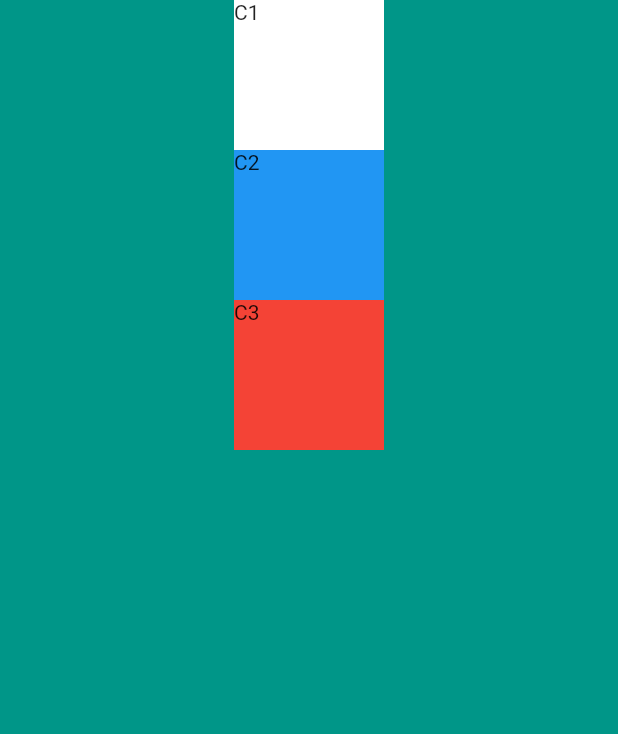
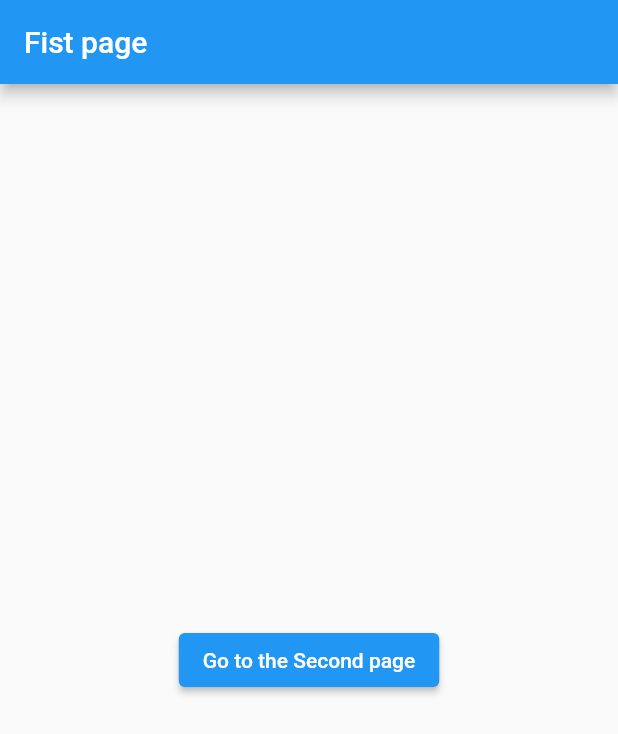
Before and after one commit to simon52g/flutter-study, a Flutter app: the screen it shows after launch, on a phone screen of 412 x 824 dp. Shown: the top 734 px of the screen. Run offline on Flutter 3.47's test engine with Material 2 defaults, Android fonts, the phone set to English and light mode, and no system bars; missing offline and left inert: dart:js.

Commit message:
main.dart 수정
Navigator 이해 하기
Flutter RasiedButton -> ElevatedButton으로 변경됨

```diff
--- a/lib/main.dart
+++ b/lib/main.dart
@@ -1,3 +1,5 @@
+import 'dart:js';
+
 import 'package:flutter/material.dart';
 
 void main() => runApp(MyApp());
@@ -10,44 +12,53 @@ class MyApp extends StatelessWidget {
     return MaterialApp(
       title: 'Myapp',
       theme: ThemeData(primaryColor: Colors.blue),
-      home: Mypage(),
+      home: FirstPage(),
     );
   }
 }
 
-class Mypage extends StatelessWidget {
-  const Mypage({super.key});
+class FirstPage extends StatelessWidget {
+  const FirstPage({super.key});
 
   @override
-  Widget build(BuildContext context) {
+  Widget build(BuildContext context2) {
     return Scaffold(
-      backgroundColor: Colors.teal,
-      body: SafeArea(
-        child: Center(
-          child: Column(
-            children: [
-              Container(
-                width: 100,
-                height: 100,
-                color: Colors.white,
-                child: Text('C1'),
-              ),
-              Container(
-                width: 100,
-                height: 100,
-                color: Colors.blue,
-                child: Text('C2'),
-              ),
-              Container(
-                width: 100,
-                height: 100,
-                color: Colors.red,
-                child: Text('C3'),
-              ),
-            ],
-          ),
+      appBar: AppBar(
+        title: Text('Fist page'),
+      ),
+      body: Center(
+        child: ElevatedButton(
+          child: Text('Go to the Second page'),
+          onPressed: () {
+            Navigator.push(
+              context2, MaterialPageRoute(
+                builder: (context) =>SecondPage()
+                ));
+          },
         ),
       ),
     );
   }
 }
+
+
+class SecondPage extends StatelessWidget {
+  const SecondPage({super.key});
+
+  @override
+  Widget build(BuildContext ctx) {
+    return Scaffold(
+      appBar: AppBar(
+        title: Text('Second page'),
+      ),
+      body: Center(
+        child: ElevatedButton(
+          child: Text('Go to the First page'),
+          onPressed: () {
+            Navigator.pop(ctx);
+           },
+        ),
+      ),
+    );
+  }
+}
```
